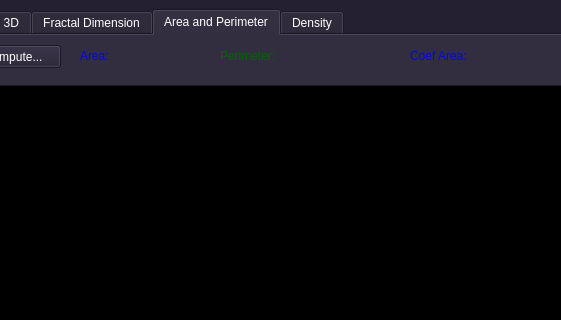
Before: the Qt Designer form src/gui/mainwindow.ui in borisbordeaux/Auto_Frac, drawn with Qt 5; both pictures show x 261 to 822 and y 0 to 320 of the 1055 by 1039 pixel window.
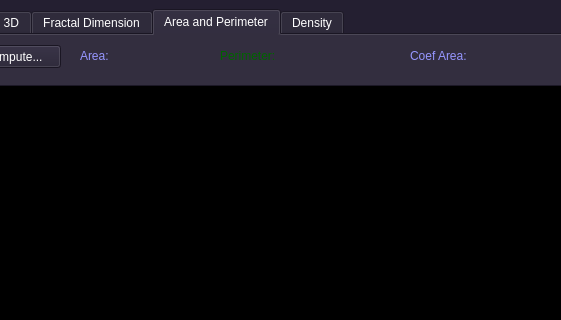
After: the same form once the commit is applied. The open tabs and pages were chosen to show the change.

Commit message: added porosity measure

Patch:
```diff
--- a/src/gui/mainwindow.ui
+++ b/src/gui/mainwindow.ui
@@ -1648,7 +1648,7 @@
         </property>
         <property name="styleSheet">
          <string notr="true">QLabel {
-	color: blue;
+	color: rgb(150,150,255);
 }</string>
         </property>
         <property name="text">
@@ -1718,7 +1718,7 @@
         </property>
         <property name="styleSheet">
          <string notr="true">QLabel {
-	color: blue;
+	color: rgb(150,150,255);
 }</string>
         </property>
         <property name="text">
```
Left out of the diff: 2 changed lines with no effect on the pictures. The commit also changes 2 other files.
